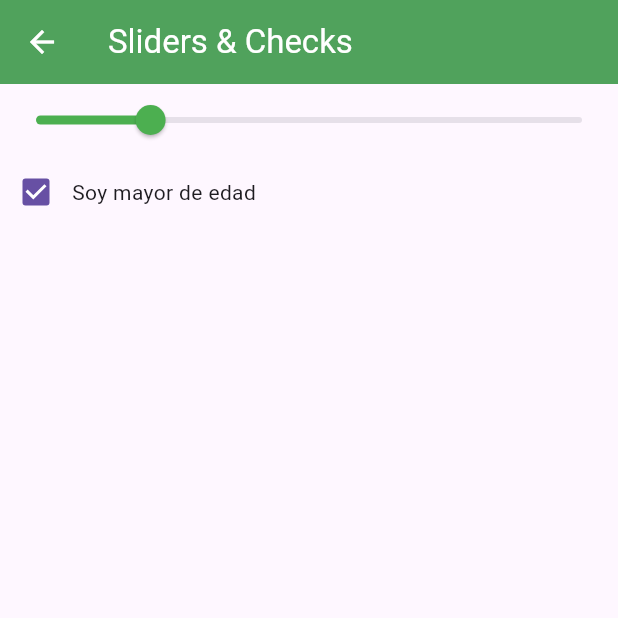
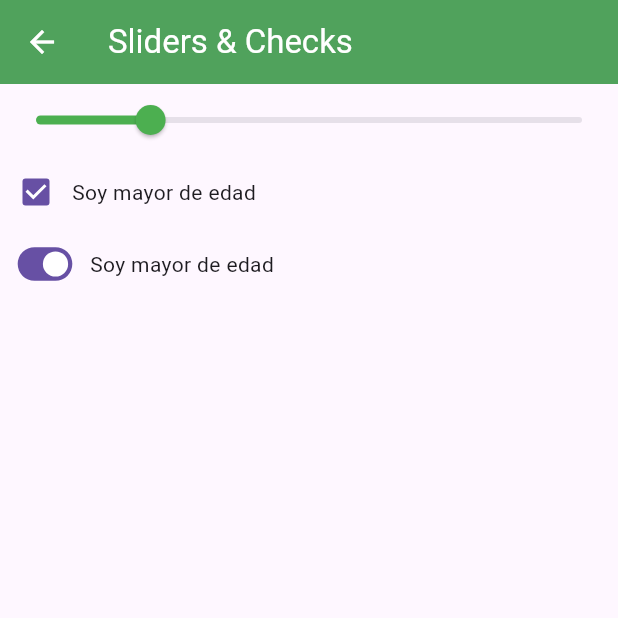
Before and after one commit to pebosch/fl_components, a Flutter app: the SliderScreen screen opened by its route, on a phone screen of 412 x 824 dp, the top half of it. Run offline on Flutter 3.47's test engine with Material 3 defaults, Android fonts, the phone set to English and light mode, and no system bars.

Commit message:
Transform.scale

```diff
--- a/lib/screens/slider_screen.dart
+++ b/lib/screens/slider_screen.dart
@@ -13,6 +13,7 @@ class _SliderScreenState extends State<SliderScreen> {
 
   double _sliderValue = 35;
   bool _checkboxValue = true;
+  bool _switchValue = true;
 
   @override
   Widget build(BuildContext context) {
@@ -27,7 +28,7 @@ class _SliderScreenState extends State<SliderScreen> {
             min: 18,
             max: 99,
             value: _sliderValue,
-            onChanged: _checkboxValue ? (value){
+            onChanged: (_checkboxValue && _switchValue) ? (value){
               print(value);
               _sliderValue = value;
               setState(() {
@@ -52,6 +53,24 @@ class _SliderScreenState extends State<SliderScreen> {
             ],
           ),
 
+          Row(
+            children: [
+              Transform.scale(
+                scale: 0.7,
+                child: Switch(
+                  value: _switchValue,
+                  onChanged:  (value) {
+                    _switchValue = value;
+                    setState(() {
+
+                    });
+                  }
+                ),
+              ),
+              Text('Soy mayor de edad')
+            ],
+          )
+
 
         ],
       )
```
